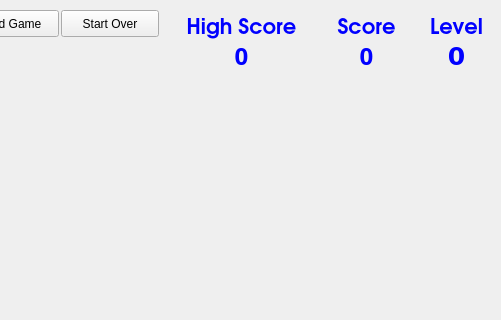
Above: ingame.ui from ThyberZee/earthdefense before the change; both pictures show x 139 to 640 and y 0 to 320 of the 640 by 700 pixel window. Below: the same form after it.
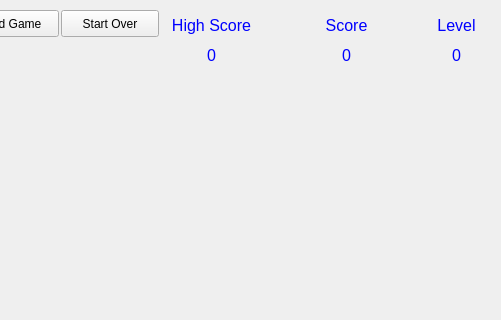
That is the form after the change.

Commit message: - Smaller-ified the high score, score, and level stuff at top of screen - added (partially working) highscore tracking

What changed in the file:
```diff
--- a/ingame.ui
+++ b/ingame.ui
@@ -10,24 +10,31 @@
     <height>700</height>
    </rect>
   </property>
+  <property name="sizePolicy">
+   <sizepolicy hsizetype="Preferred" vsizetype="Preferred">
+    <horstretch>0</horstretch>
+    <verstretch>0</verstretch>
+   </sizepolicy>
+  </property>
   <property name="windowTitle">
    <string>Form</string>
   </property>
   <widget class="QLabel" name="scorelbl">
    <property name="geometry">
     <rect>
-     <x>470</x>
+     <x>430</x>
      <y>40</y>
-     <width>71</width>
+     <width>111</width>
      <height>31</height>
     </rect>
    </property>
    <property name="font">
     <font>
-     <family>Waree</family>
-     <pointsize>18</pointsize>
-     <weight>75</weight>
-     <bold>true</bold>
+     <family>Ubuntu</family>
+     <pointsize>12</pointsize>
+     <weight>7</weight>
+     <italic>false</italic>
+     <bold>false</bold>
     </font>
    </property>
    <property name="cursor">
@@ -73,10 +80,11 @@
    </property>
    <property name="font">
     <font>
-     <family>URW Gothic L</family>
-     <pointsize>16</pointsize>
-     <weight>75</weight>
-     <bold>true</bold>
+     <family>Ubuntu</family>
+     <pointsize>12</pointsize>
+     <weight>7</weight>
+     <italic>false</italic>
+     <bold>false</bold>
     </font>
    </property>
    <property name="styleSheet">
@@ -100,10 +108,11 @@
    </property>
    <property name="font">
     <font>
-     <family>DejaVu Sans</family>
-     <pointsize>19</pointsize>
-     <weight>75</weight>
-     <bold>true</bold>
+     <family>Ubuntu</family>
+     <pointsize>12</pointsize>
+     <weight>7</weight>
+     <italic>false</italic>
+     <bold>false</bold>
     </font>
    </property>
    <property name="styleSheet">
@@ -119,7 +128,7 @@
   <widget class="QLabel" name="lbScore">
    <property name="geometry">
     <rect>
-     <x>470</x>
+     <x>450</x>
      <y>10</y>
      <width>71</width>
      <height>31</height>
@@ -127,10 +136,11 @@
    </property>
    <property name="font">
     <font>
-     <family>URW Gothic L</family>
-     <pointsize>16</pointsize>
-     <weight>75</weight>
-     <bold>true</bold>
+     <family>Ubuntu</family>
+     <pointsize>12</pointsize>
+     <weight>7</weight>
+     <italic>false</italic>
+     <bold>false</bold>
     </font>
    </property>
    <property name="styleSheet">
@@ -180,16 +190,17 @@
     <rect>
      <x>310</x>
      <y>10</y>
-     <width>141</width>
+     <width>81</width>
      <height>31</height>
     </rect>
    </property>
    <property name="font">
     <font>
-     <family>URW Gothic L</family>
-     <pointsize>16</pointsize>
-     <weight>75</weight>
-     <bold>true</bold>
+     <family>Ubuntu</family>
+     <pointsize>12</pointsize>
+     <weight>7</weight>
+     <italic>false</italic>
+     <bold>false</bold>
     </font>
    </property>
    <property name="styleSheet">
@@ -205,18 +216,19 @@
   <widget class="QLabel" name="highscorelbl">
    <property name="geometry">
     <rect>
-     <x>330</x>
+     <x>290</x>
      <y>40</y>
-     <width>101</width>
+     <width>121</width>
      <height>31</height>
     </rect>
    </property>
    <property name="font">
     <font>
-     <family>Waree</family>
-     <pointsize>18</pointsize>
-     <weight>75</weight>
-     <bold>true</bold>
+     <family>Ubuntu</family>
+     <pointsize>12</pointsize>
+     <weight>7</weight>
+     <italic>false</italic>
+     <bold>false</bold>
     </font>
    </property>
    <property name="cursor">
```
Left out of the diff: 38 changed lines with no effect on the pictures. The commit also changes 6 other files.
